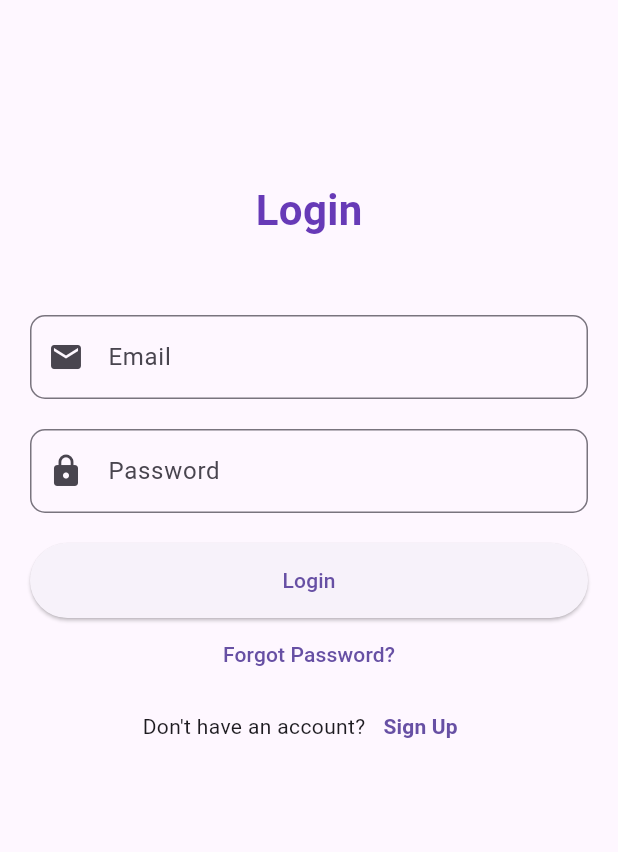
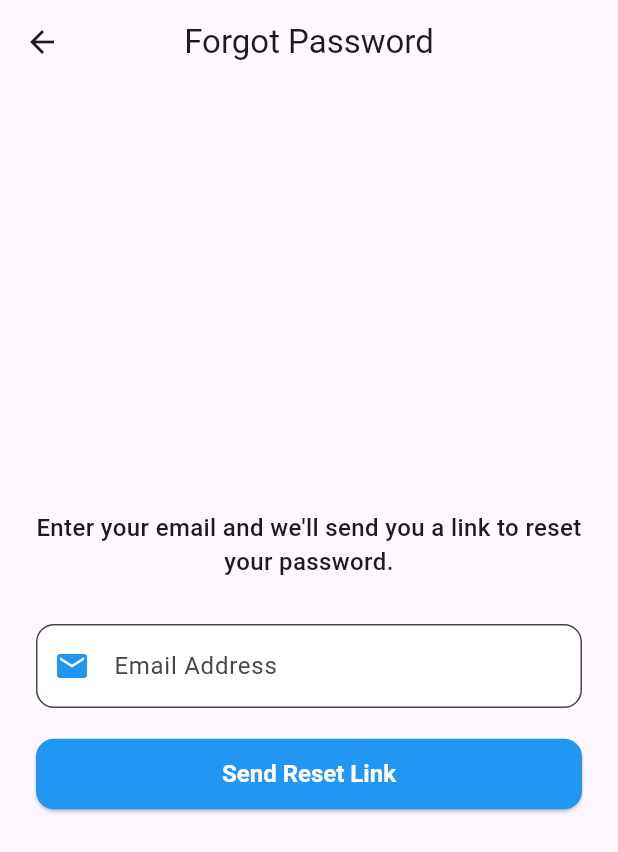
Before and after one commit to HIT-Solution/weight_scaling_system, a Flutter app: the screen it shows after launch, after a tap on "Forgot Password?", on a phone screen of 412 x 824 dp. Shown: the top 852 px of the screen. Run offline on Flutter 3.47's test engine with Material 3 defaults, Android fonts, the light colour scheme and no system bars; our stand-ins replace firebase_auth, firebase_core, get, image_picker, shared_preferences; accounts and stored records are empty.

Commit message:
forgot password page

```diff
--- a/lib/login_page.dart
+++ b/lib/login_page.dart
@@ -1,6 +1,7 @@
 import 'package:flutter/material.dart';
 import 'package:get/get.dart';
 import 'package:weight_scale_v2/home_page.dart';
+import 'package:weight_scale_v2/pages/forgot_password_page.dart';
 import 'auth_controller.dart';
 import 'signup_page.dart'; // Assume you have a SignUpPage defined similarly
 
@@ -23,7 +24,10 @@
               const SizedBox(height: 100),
               const Text(
                 "Login",
-                style: TextStyle(fontSize: 28, fontWeight: FontWeight.bold, color: Colors.deepPurple),
+                style: TextStyle(
+                  fontSize: 28,
+                  fontWeight: FontWeight.bold,
+                ),
               ),
               const SizedBox(height: 50),
               TextField(
@@ -52,19 +56,22 @@
               ElevatedButton(
                 onPressed: () {
                   Get.to(HomePage());
-                  if (emailController.text.isNotEmpty && passwordController.text.isNotEmpty) {
-                    _authController.login(emailController.text, passwordController.text);
+                  if (emailController.text.isNotEmpty &&
+                      passwordController.text.isNotEmpty) {
+                    _authController.login(
+                        emailController.text, passwordController.text);
                   }
                 },
                 child: const Text("Login"),
                 style: ElevatedButton.styleFrom(
-             //     backgroundColor: Colors.deepPurple,
-                  minimumSize: Size(double.infinity, 50), // double.infinity is the width and 50 is the height
+                  //     backgroundColor: Colors.deepPurple,
+                  minimumSize: Size(double.infinity,
+                      50), // double.infinity is the width and 50 is the height
                 ),
               ),
               TextButton(
                 onPressed: () {
-                  // Implement Forgot Password functionality
+                  Get.to(() => ForgotPasswordPage());
                   // _authController.resetPassword(emailController.text);
                 },
                 child: const Text("Forgot Password?"),
--- a/lib/main.dart
+++ b/lib/main.dart
@@ -10,11 +10,59 @@
 void main() async {
   WidgetsFlutterBinding.ensureInitialized();
   await Firebase.initializeApp();
-  runApp(
-       GetMaterialApp(debugShowCheckedModeBanner: false, home: LandingPage(),
-       theme: ThemeData.light(useMaterial3: true),));
+  runApp(GetMaterialApp(
+    debugShowCheckedModeBanner: false,
+    theme: ThemeData(
+      // primarySwatch: Colors.blue,
+      // colorScheme: ColorScheme.fromSwatch(
+      //   primarySwatch: Colors.blue,
+      // ).copyWith(
+      //   secondary: Colors.blueAccent,
+      // ),
+      // scaffoldBackgroundColor: Colors.grey[100], // Light background color
+
+      // textTheme: const TextTheme(
+      //   bodyLarge: TextStyle(fontSize: 18, fontWeight: FontWeight.w500),
+      //   bodyMedium: TextStyle(fontSize: 16),
+      // ),
+      // inputDecorationTheme: InputDecorationTheme(
+      //   filled: true,
+      //   fillColor: Colors.white,
+      //   contentPadding:
+      //       const EdgeInsets.symmetric(vertical: 15, horizontal: 20),
+      //   enabledBorder: OutlineInputBorder(
+      //     borderRadius: BorderRadius.circular(12),
+      //     borderSide: const BorderSide(color: Colors.blue, width: 1.5),
+      //   ),
+      //   focusedBorder: OutlineInputBorder(
+      //     borderRadius: BorderRadius.circular(12),
+      //     borderSide: const BorderSide(color: Colors.blueAccent, width: 2),
+      //   ),
+      //   errorBorder: OutlineInputBorder(
+      //     borderRadius: BorderRadius.circular(12),
+      //     borderSide: const BorderSide(color: Colors.red, width: 1.5),
+      //   ),
+      //   focusedErrorBorder: OutlineInputBorder(
+      //     borderRadius: BorderRadius.circular(12),
+      //     borderSide: const BorderSide(color: Colors.redAccent, width: 2),
+      //   ),
+      // ),
+
+      elevatedButtonTheme: ElevatedButtonThemeData(
+        style: ElevatedButton.styleFrom(
+          foregroundColor: Colors.white,
+          backgroundColor: Colors.blue,
+          padding: const EdgeInsets.symmetric(vertical: 14, horizontal: 24),
+          shape: RoundedRectangleBorder(
+            borderRadius: BorderRadius.circular(12),
+          ),
+          textStyle: const TextStyle(fontSize: 16, fontWeight: FontWeight.w600),
+        ),
+      ),
+    ),
+    home: LandingPage(),
+  ));
 }
-
 
 class LandingPage extends StatelessWidget {
   final AuthController _authController = Get.put(AuthController());
@@ -23,7 +71,7 @@
   Widget build(BuildContext context) {
     return Obx(() {
       if (_authController.user != null) {
-        return HomePage();  // Assuming you have a HomePage widget
+        return HomePage(); // Assuming you have a HomePage widget
       } else {
         return LoginPage();
       }
--- /dev/null
+++ b/lib/pages/forgot_password_page.dart
@@ -0,0 +1,112 @@
+import 'package:firebase_auth/firebase_auth.dart';
+import 'package:flutter/material.dart';
+import 'package:get/get.dart';
+
+class ForgotPasswordPage extends StatefulWidget {
+  @override
+  _ForgotPasswordPageState createState() => _ForgotPasswordPageState();
+}
+
+class _ForgotPasswordPageState extends State<ForgotPasswordPage> {
+  final TextEditingController emailController = TextEditingController();
+  final GlobalKey<FormState> _formKey = GlobalKey<FormState>();
+  bool isLoading = false;
+
+  void sendPasswordResetEmail() async {
+    if (!_formKey.currentState!.validate()) return;
+
+    setState(() => isLoading = true);
+
+    try {
+      await FirebaseAuth.instance
+          .sendPasswordResetEmail(email: emailController.text.trim());
+      Get.snackbar(
+        "Success",
+        "Password reset email sent! Check your inbox.",
+        backgroundColor: Colors.green,
+        colorText: Colors.white,
+        snackPosition: SnackPosition.BOTTOM,
+        margin: const EdgeInsets.all(15),
+      );
+      Get.back();
+    } on FirebaseAuthException catch (e) {
+      Get.snackbar(
+        "Error",
+        e.message ?? "Something went wrong!",
+        backgroundColor: Colors.red,
+        colorText: Colors.white,
+        snackPosition: SnackPosition.BOTTOM,
+        margin: const EdgeInsets.all(15),
+      );
+    }
+
+    setState(() => isLoading = false);
+  }
+
+  @override
+  Widget build(BuildContext context) {
+    return Scaffold(
+      //   backgroundColor: Colors.grey[100],
+      appBar: AppBar(
+        title: const Text("Forgot Password"),
+        centerTitle: true,
+        //  backgroundColor: Colors.blue,
+        //  elevation: 0,
+      ),
+      body: Padding(
+        padding: const EdgeInsets.symmetric(horizontal: 24),
+        child: Column(
+          mainAxisAlignment: MainAxisAlignment.center,
+          children: [
+            const Text(
+              "Enter your email and we'll send you a link to reset your password.",
+              textAlign: TextAlign.center,
+              style: TextStyle(fontSize: 16, fontWeight: FontWeight.w500),
+            ),
+            const SizedBox(height: 30),
+            Form(
+              key: _formKey,
+              child: TextFormField(
+                controller: emailController,
+                keyboardType: TextInputType.emailAddress,
+                decoration: InputDecoration(
+                  labelText: "Email Address",
+                  prefixIcon: const Icon(Icons.email, color: Colors.blue),
+                  border: OutlineInputBorder(
+                      borderRadius: BorderRadius.circular(12)),
+                  filled: true,
+                  fillColor: Colors.white,
+                ),
+                validator: (value) {
+                  if (value == null || value.isEmpty) {
+                    return "Please enter your email";
+                  } else if (!RegExp(r'^[^@]+@[^@]+\.[^@]+').hasMatch(value)) {
+                    return "Enter a valid email";
+                  }
+                  return null;
+                },
+              ),
+            ),
+            const SizedBox(height: 20),
+            SizedBox(
+              width: double.infinity,
+              child: ElevatedButton(
+                onPressed: isLoading ? null : sendPasswordResetEmail,
+                style: ElevatedButton.styleFrom(
+                  padding: const EdgeInsets.symmetric(vertical: 14),
+                  shape: RoundedRectangleBorder(
+                      borderRadius: BorderRadius.circular(12)),
+                  backgroundColor: Colors.blue,
+                ),
+                child: isLoading
+                    ? const CircularProgressIndicator(color: Colors.white)
+                    : const Text("Send Reset Link",
+                        style: TextStyle(fontSize: 16)),
+              ),
+            ),
+          ],
+        ),
+      ),
+    );
+  }
+}
--- a/lib/signup_page.dart
+++ b/lib/signup_page.dart
@@ -7,7 +7,8 @@
   final AuthController _authController = Get.put(AuthController());
   final TextEditingController emailController = TextEditingController();
   final TextEditingController passwordController = TextEditingController();
-  final TextEditingController confirmPasswordController = TextEditingController();
+  final TextEditingController confirmPasswordController =
+      TextEditingController();
   final TextEditingController usernameController = TextEditingController();
 
   SignUpPage({super.key});
@@ -24,8 +25,10 @@
               const SizedBox(height: 100),
               const Text(
                 "Sign Up",
-                style: TextStyle(fontSize: 28, fontWeight: FontWeight.bold,
-                color: Colors.blue),
+                style: TextStyle(
+                  fontSize: 28, fontWeight: FontWeight.bold,
+                  //color: Colors.blue
+                ),
               ),
               // const SizedBox(height: 50),
               // TextField(
@@ -78,7 +81,8 @@
                 onPressed: () {
                   Get.back();
                   if (emailController.text.isNotEmpty &&
-                      passwordController.text == confirmPasswordController.text &&
+                      passwordController.text ==
+                          confirmPasswordController.text &&
                       passwordController.text.isNotEmpty) {
                     _authController.createUser(
                         usernameController.text, emailController.text);
```
